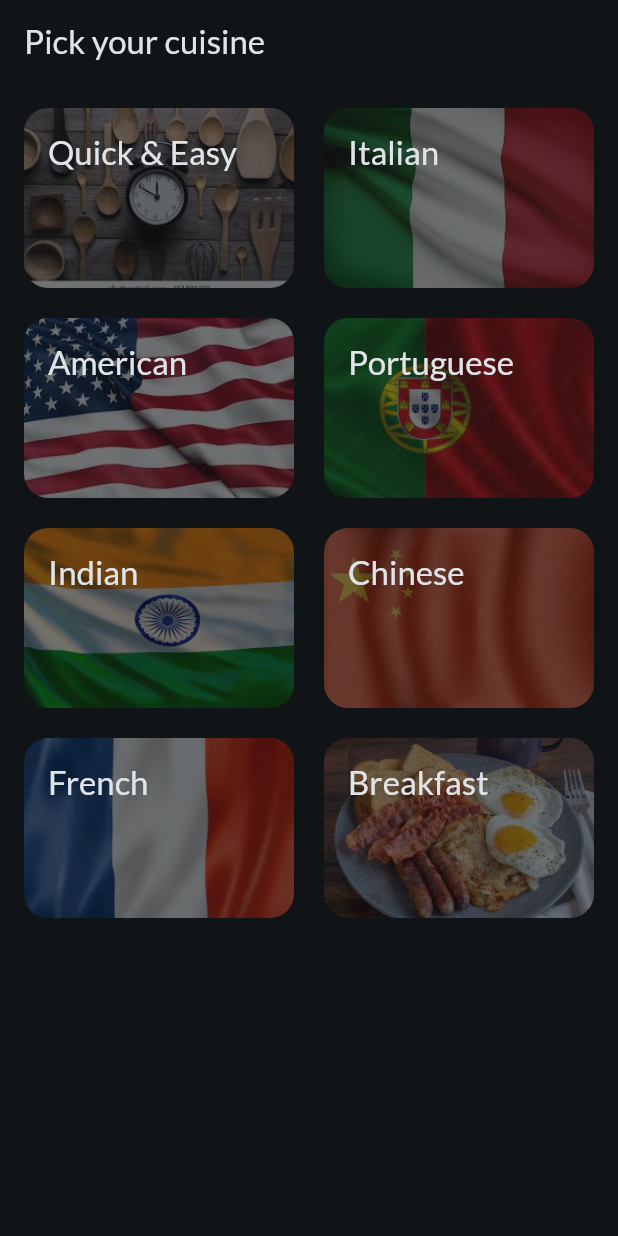
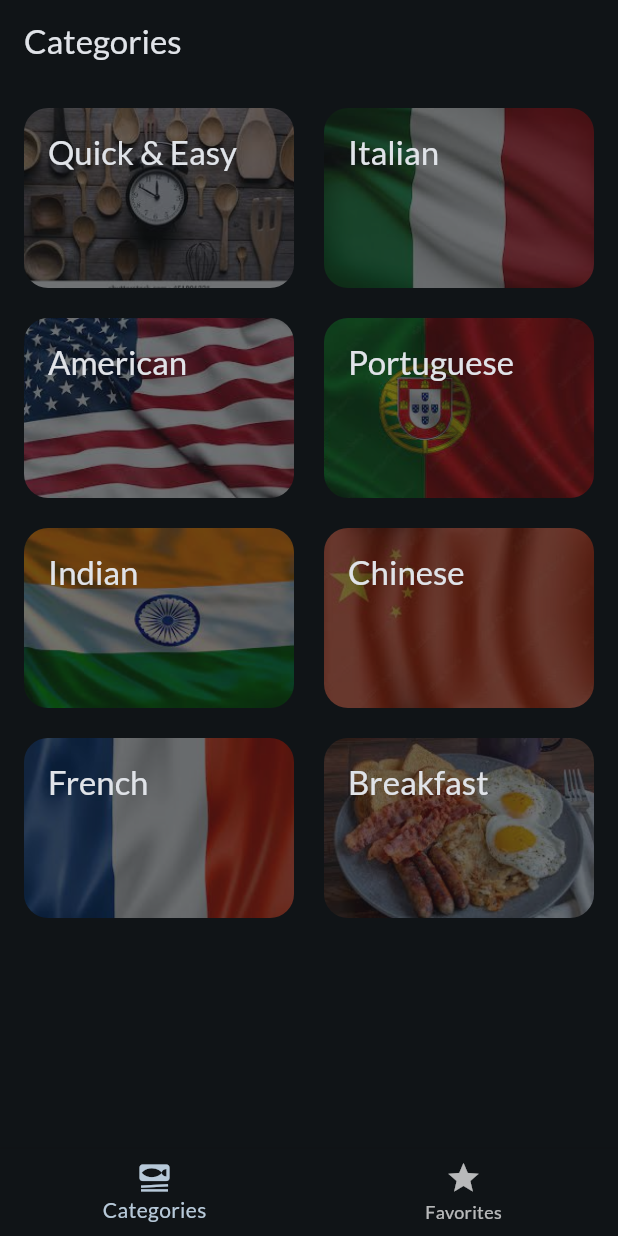
Before and after one commit to leogsantos5/FlutterRecipesApp, a Flutter app: the screen it shows after launch, on a phone screen of 412 x 824 dp. Run offline on Flutter 3.47's test engine with Material 2 defaults, Android fonts, the phone set to English and light mode, and no system bars; our stand-ins replace google_fonts, transparent_image.

Commit message:
Added Meals details screen. Added Favorites screen and functionality. Added Tabs screen.

```diff
--- a/lib/main.dart
+++ b/lib/main.dart
@@ -1,6 +1,7 @@
 import 'package:flutter/material.dart';
 import 'package:google_fonts/google_fonts.dart';
 import 'package:meals/screens/categories.dart';
+import 'package:meals/screens/tabs.dart';
 
 final theme = ThemeData(
   useMaterial3: true,
@@ -22,7 +23,7 @@ class App extends StatelessWidget {
   Widget build(BuildContext context) {
     return MaterialApp(
       theme: theme,
-      home: const CategoriesScreen(),
+      home: const TabsScreen(),
     );
   }
 }
--- a/lib/screens/categories.dart
+++ b/lib/screens/categories.dart
@@ -1,16 +1,17 @@
 import 'package:flutter/material.dart';
 import 'package:meals/data/dummy_data.dart';
+import 'package:meals/models/meal.dart';
 import 'package:meals/widgets/category_grid_item.dart';
 
 class CategoriesScreen extends StatelessWidget {
-  const CategoriesScreen({super.key});
+  final void Function(Meal meal) onToggleFavorite;
+  const CategoriesScreen({
+    super.key,
+    required this.onToggleFavorite,
+  });
   @override
   Widget build(BuildContext context) {
-    return Scaffold(
-      appBar: AppBar(
-        title: const Text("Pick your cuisine"),
-      ),
-      body: GridView(
+    return GridView(
       padding: const EdgeInsets.all(16),
       gridDelegate: const SliverGridDelegateWithFixedCrossAxisCount(
         crossAxisCount: 2,
@@ -23,11 +24,11 @@ class CategoriesScreen extends StatelessWidget {
             .map(
               (cat) => CategoryGridItem(
                 category: cat,
+                onToggleFavorite: onToggleFavorite,
               ),
             )
             .toList(),
       ],
-      ),
     );
   }
 }
--- /dev/null
+++ b/lib/screens/tabs.dart
@@ -0,0 +1,81 @@
+import 'package:flutter/material.dart';
+import 'package:meals/models/meal.dart';
+import 'package:meals/screens/categories.dart';
+import 'package:meals/screens/meals.dart';
+
+class TabsScreen extends StatefulWidget {
+  const TabsScreen({super.key});
+
+  @override
+  State<TabsScreen> createState() {
+    return _TabsScreenState();
+  }
+}
+
+class _TabsScreenState extends State<TabsScreen> {
+  int _selectedPageIndex = 0;
+  final List<Meal> _favoriteMeals = [];
+
+  void _showInfoMessage(String message) {
+    ScaffoldMessenger.of(context).clearSnackBars();
+    ScaffoldMessenger.of(context).showSnackBar(SnackBar(
+      content: Text(message),
+    ));
+  }
+
+  void _toggleMealFavoriteStatus(Meal meal) {
+    if (_favoriteMeals.contains(meal)) {
+      setState(() {
+        _favoriteMeals.remove(meal);
+      });
+      _showInfoMessage('Meal is no longer a favorite');
+    } else {
+      setState(() {
+        _favoriteMeals.add(meal);
+      });
+      _showInfoMessage('Meal is now a favorite');
+    }
+  }
+
+  void _selectPage(int index) {
+    setState(() {
+      _selectedPageIndex = index;
+    });
+  }
+
+  @override
+  Widget build(BuildContext context) {
+    Widget activePage = CategoriesScreen(
+      onToggleFavorite: _toggleMealFavoriteStatus,
+    );
+    var activePageTitle = 'Categories';
+
+    if (_selectedPageIndex == 1) {
+      activePage = MealsScreen(
+        meals: _favoriteMeals,
+        onToggleFavorite: _toggleMealFavoriteStatus,
+      );
+      activePageTitle = 'Favorites';
+    }
+
+    return Scaffold(
+      appBar: AppBar(
+        title: Text(activePageTitle),
+      ),
+      body: activePage,
+      bottomNavigationBar: BottomNavigationBar(
+        currentIndex: _selectedPageIndex,
+        onTap: (index) {
+          _selectPage(index);
+        },
+        items: const [
+          BottomNavigationBarItem(
+            icon: Icon(Icons.set_meal),
+            label: 'Categories',
+          ),
+          BottomNavigationBarItem(icon: Icon(Icons.star), label: 'Favorites'),
+        ],
+      ),
+    );
+  }
+}
--- a/pubspec.yaml
+++ b/pubspec.yaml
@@ -36,6 +36,7 @@ dependencies:
   # Use with the CupertinoIcons class for iOS style icons.
   cupertino_icons: ^1.0.2
   google_fonts: ^4.0.4
+  transparent_image: ^2.0.1
 
 dev_dependencies:
   flutter_test:
@@ -69,6 +70,7 @@ flutter:
     - assets/images/chinaFlag.jpeg
     - assets/images/quickEasyImage.jpeg
     - assets/images/breakfast.jpeg
+    - assets/images/fotoPerfilInsta.jpg
 
   # An image asset can refer to one or more resolution-specific "variants", see
   # https://flutter.dev/assets-and-images/#resolution-aware
```
Also changed, not shown: lib/screens/meal_details.dart (added, +114 -0 lines), lib/screens/meals.dart (+42 -24 lines), lib/widgets/category_grid_item.dart (+25 -2 lines), lib/widgets/meal_item.dart (added, +99 -0 lines), lib/widgets/meal_item_trait.dart (added, +26 -0 lines), assets/images/fotoPerfilInsta.jpg (added), pubspec.lock. Lines whose indentation alone changed are shown as unchanged.
